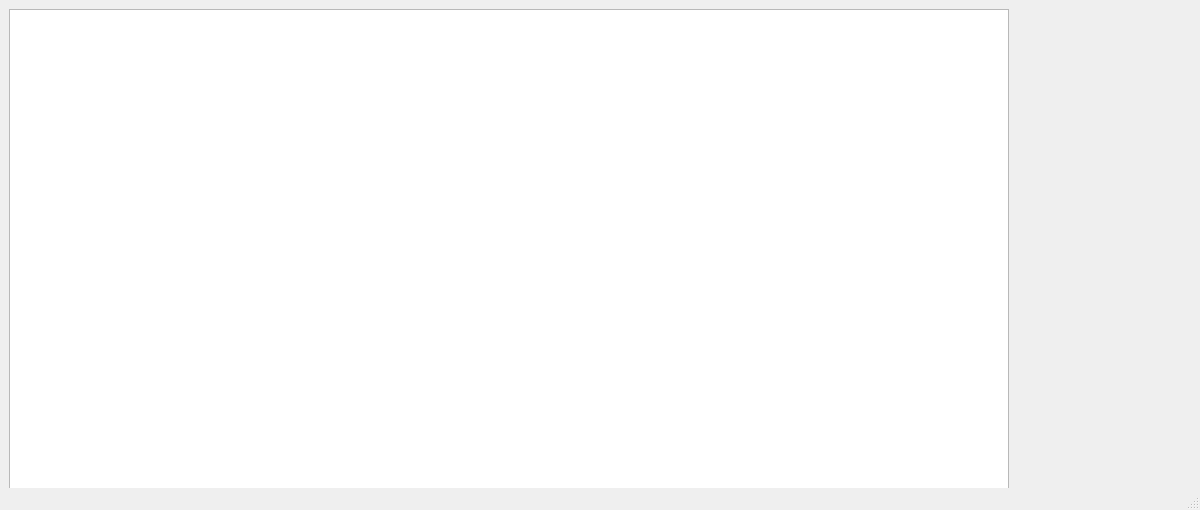
Qt form mainwindow.ui (Julian-guillermo-zapata-rugeles/disparos_proyectil) before a commit.
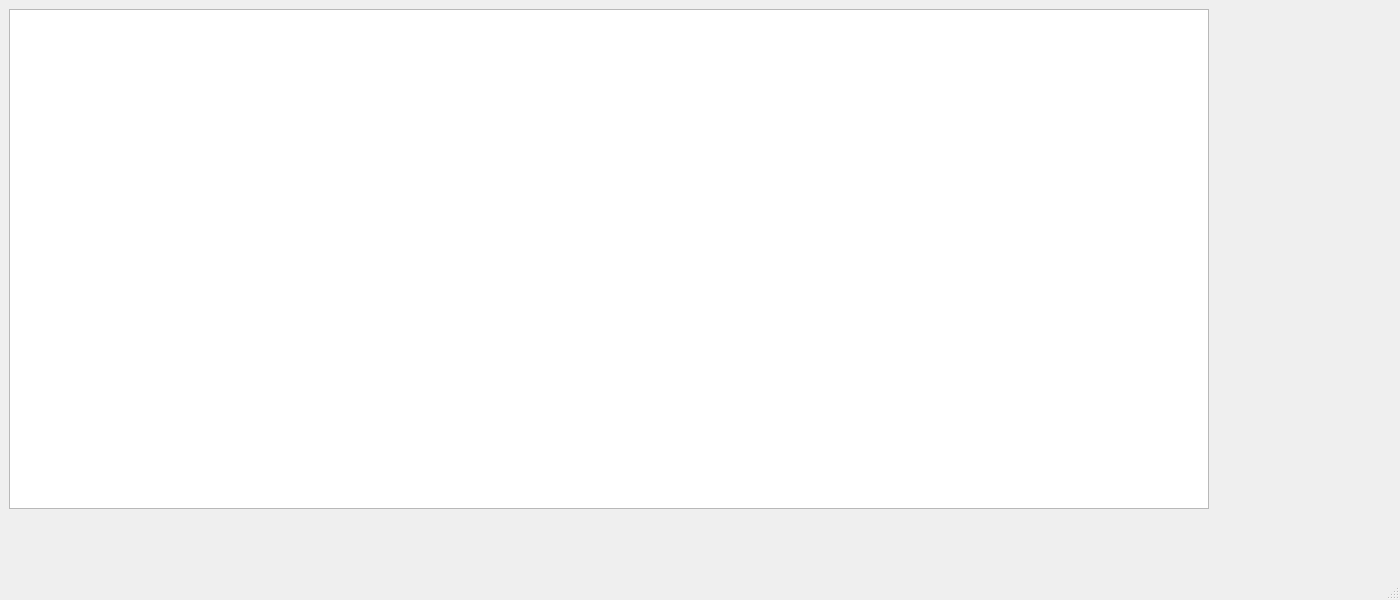
The same form after that commit.

Patch:
```diff
--- a/mainwindow.ui
+++ b/mainwindow.ui
@@ -6,8 +6,8 @@
    <rect>
     <x>0</x>
     <y>0</y>
-    <width>1200</width>
-    <height>510</height>
+    <width>1400</width>
+    <height>600</height>
    </rect>
   </property>
   <property name="windowTitle">
@@ -19,7 +19,7 @@
      <rect>
       <x>9</x>
       <y>9</y>
-      <width>1000</width>
+      <width>1200</width>
       <height>500</height>
      </rect>
     </property>
```
Left out of the diff: 2 changed lines with no effect on the pictures.
